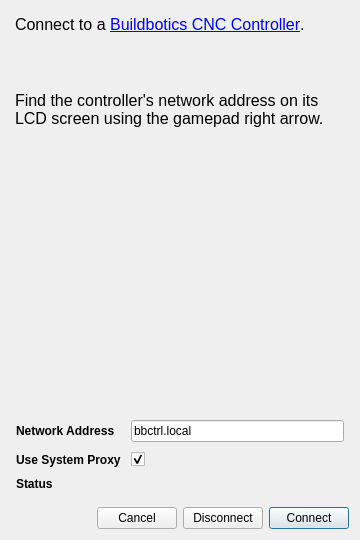
Before: the Qt Designer form qt/connect_dialog.ui in CauldronDevelopmentLLC/CAMotics, drawn with Qt 5.
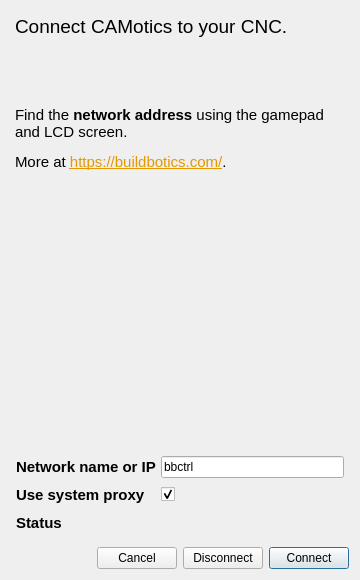
After: the same form once the commit is applied. Icons and pictures are not drawn.

Patch:
```diff
--- a/qt/connect_dialog.ui
+++ b/qt/connect_dialog.ui
@@ -7,19 +7,19 @@
     <x>0</x>
     <y>0</y>
     <width>360</width>
-    <height>540</height>
+    <height>580</height>
    </rect>
   </property>
   <property name="minimumSize">
    <size>
     <width>360</width>
-    <height>540</height>
+    <height>580</height>
    </size>
   </property>
   <property name="maximumSize">
    <size>
-    <width>600</width>
-    <height>540</height>
+    <width>360</width>
+    <height>580</height>
    </size>
   </property>
   <property name="windowTitle">
@@ -29,26 +29,38 @@
    <iconset>
     <normaloff>icons/buildbotics.png</normaloff>icons/buildbotics.png</iconset>
   </property>
-  <layout class="QVBoxLayout" name="verticalLayout">
+  <layout class="QVBoxLayout" name="verticalLayout" stretch="1,0,0">
    <item>
     <widget class="QTextBrowser" name="textBrowser">
+     <property name="sizePolicy">
+      <sizepolicy hsizetype="Expanding" vsizetype="Expanding">
+       <horstretch>0</horstretch>
+       <verstretch>0</verstretch>
+      </sizepolicy>
+     </property>
      <property name="styleSheet">
       <string notr="true">background: transparent</string>
      </property>
      <property name="frameShape">
       <enum>QFrame::NoFrame</enum>
      </property>
+     <property name="verticalScrollBarPolicy">
+      <enum>Qt::ScrollBarAsNeeded</enum>
+     </property>
+     <property name="horizontalScrollBarPolicy">
+      <enum>Qt::ScrollBarAlwaysOff</enum>
+     </property>
      <property name="html">
       <string>&lt;!DOCTYPE HTML PUBLIC &quot;-//W3C//DTD HTML 4.0//EN&quot; &quot;http://www.w3.org/TR/REC-html40/strict.dtd&quot;&gt;
 &lt;html&gt;&lt;head&gt;&lt;meta name=&quot;qrichtext&quot; content=&quot;1&quot; /&gt;&lt;style type=&quot;text/css&quot;&gt;
 p, li { white-space: pre-wrap; }
 &lt;/style&gt;&lt;/head&gt;&lt;body style=&quot; font-family:'Sans'; font-size:12pt; font-weight:400; font-style:normal;&quot;&gt;
-&lt;p style=&quot; margin-top:0px; margin-bottom:12px; margin-left:0px; margin-right:0px; -qt-block-indent:0; text-indent:0px;&quot;&gt;&lt;a href=&quot;https://buildbotics.com/&quot;&gt;&lt;img src=&quot;:images/buildbotics_banner-200x32.png&quot; /&gt;&lt;/a&gt;&lt;/p&gt;
-&lt;p style=&quot; margin-top:0px; margin-bottom:0px; margin-left:0px; margin-right:0px; -qt-block-indent:0; text-indent:0px;&quot;&gt;Connect to a &lt;a href=&quot;https://buildbotics.com/&quot;&gt;&lt;span style=&quot; text-decoration: underline; color:#0000ff;&quot;&gt;Buildbotics CNC Controller&lt;/span&gt;&lt;/a&gt;.&lt;/p&gt;
+&lt;p style=&quot; margin-top:0px; margin-bottom:12px; margin-left:0px; margin-right:0px; -qt-block-indent:0; text-indent:0px;&quot;&gt;&lt;img src=&quot;:images/buildbotics_banner-200x32.png&quot; /&gt;&lt;/p&gt;
+&lt;p style=&quot; margin-top:12px; margin-bottom:12px; margin-left:0px; margin-right:0px; -qt-block-indent:0; text-indent:0px;&quot;&gt;&lt;span style=&quot; font-size:14pt;&quot;&gt;Connect CAMotics to your CNC.&lt;/span&gt;&lt;br /&gt;&lt;/p&gt;
+&lt;p style=&quot; margin-top:0px; margin-bottom:0px; margin-left:0px; margin-right:0px; -qt-block-indent:0; text-indent:0px;&quot;&gt;&lt;img src=&quot;:/images/buildbotics_connect.png&quot; /&gt;&lt;/p&gt;
 &lt;p style=&quot;-qt-paragraph-type:empty; margin-top:0px; margin-bottom:0px; margin-left:0px; margin-right:0px; -qt-block-indent:0; text-indent:0px;&quot;&gt;&lt;br /&gt;&lt;/p&gt;
-&lt;p style=&quot; margin-top:0px; margin-bottom:0px; margin-left:0px; margin-right:0px; -qt-block-indent:0; text-indent:0px;&quot;&gt;&lt;a href=&quot;https://buildbotics.com/&quot;&gt;&lt;img src=&quot;:/images/buildbotics_with_f310-gamepad.png&quot; /&gt;&lt;/a&gt;&lt;/p&gt;
-&lt;p style=&quot;-qt-paragraph-type:empty; margin-top:0px; margin-bottom:0px; margin-left:0px; margin-right:0px; -qt-block-indent:0; text-indent:0px;&quot;&gt;&lt;br /&gt;&lt;/p&gt;
-&lt;p style=&quot; margin-top:0px; margin-bottom:0px; margin-left:0px; margin-right:0px; -qt-block-indent:0; text-indent:0px;&quot;&gt;Find the controller's network address on its LCD screen using the gamepad right arrow.&lt;/p&gt;&lt;/body&gt;&lt;/html&gt;</string>
+&lt;p style=&quot; margin-top:0px; margin-bottom:0px; margin-left:0px; margin-right:0px; -qt-block-indent:0; text-indent:0px;&quot;&gt;&lt;span style=&quot; font-size:11pt;&quot;&gt;Find the &lt;/span&gt;&lt;span style=&quot; font-size:11pt; font-weight:600;&quot;&gt;network address&lt;/span&gt;&lt;span style=&quot; font-size:11pt;&quot;&gt; using the gamepad and LCD screen.&lt;/span&gt;&lt;/p&gt;
+&lt;p style=&quot; margin-top:12px; margin-bottom:12px; margin-left:0px; margin-right:0px; -qt-block-indent:0; text-indent:0px;&quot;&gt;&lt;span style=&quot; font-size:11pt;&quot;&gt;More at &lt;/span&gt;&lt;a href=&quot;https://buildbotics.com/&quot;&gt;&lt;span style=&quot; font-size:11pt; text-decoration: underline; color:#e49800;&quot;&gt;https://buildbotics.com/&lt;/span&gt;&lt;/a&gt;&lt;span style=&quot; font-size:11pt;&quot;&gt;.&lt;/span&gt;&lt;/p&gt;&lt;/body&gt;&lt;/html&gt;</string>
      </property>
      <property name="openExternalLinks">
       <bool>true</bool>
@@ -56,21 +68,24 @@
     </widget>
    </item>
    <item>
-    <layout class="QGridLayout" name="gridLayout">
+    <layout class="QGridLayout" name="gridLayout" rowminimumheight="26,26,26">
      <property name="leftMargin">
       <number>5</number>
      </property>
      <property name="topMargin">
-      <number>10</number>
+      <number>5</number>
      </property>
      <property name="rightMargin">
       <number>5</number>
      </property>
      <property name="bottomMargin">
-      <number>10</number>
+      <number>5</number>
      </property>
-     <property name="spacing">
-      <number>10</number>
+     <property name="horizontalSpacing">
+      <number>5</number>
+     </property>
+     <property name="verticalSpacing">
+      <number>2</number>
      </property>
      <item row="1" column="1">
       <widget class="QCheckBox" name="systemProxyCheckBox">
@@ -85,7 +100,7 @@
      <item row="0" column="1">
       <widget class="QLineEdit" name="addressLineEdit">
        <property name="text">
-        <string>bbctrl.local</string>
+        <string>bbctrl</string>
        </property>
       </widget>
      </item>
@@ -93,12 +108,13 @@
       <widget class="QLabel" name="proxyLabel">
        <property name="font">
         <font>
+         <pointsize>11</pointsize>
          <weight>75</weight>
          <bold>true</bold>
         </font>
        </property>
        <property name="text">
-        <string>Use System Proxy</string>
+        <string>Use system proxy</string>
        </property>
       </widget>
      </item>
@@ -106,12 +122,13 @@
       <widget class="QLabel" name="addressLabel">
        <property name="font">
         <font>
+         <pointsize>11</pointsize>
          <weight>75</weight>
          <bold>true</bold>
         </font>
        </property>
        <property name="text">
-        <string>Network Address</string>
+        <string>Network name or IP</string>
        </property>
       </widget>
      </item>
@@ -119,6 +136,7 @@
       <widget class="QLabel" name="statusLabel">
        <property name="font">
         <font>
+         <pointsize>11</pointsize>
          <weight>75</weight>
          <bold>true</bold>
         </font>
```
